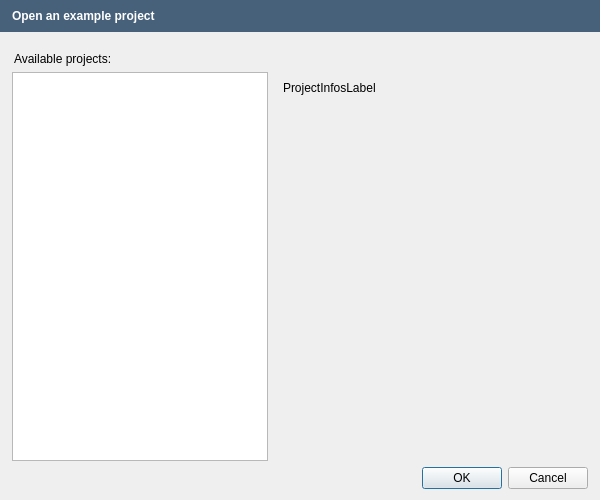
OpenFLUID/openfluid, file src/apps/openfluid-builder/base/OpenExampleProjectDialog.ui: the form before one commit.
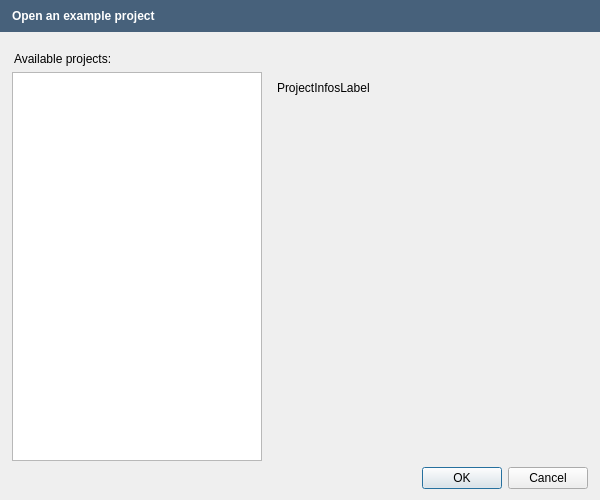
The form after the commit.

Commit message:
Redesign of HomeWidget in OpenFLUID-Builder with Qt
* Added ui file for HomeWidget
* Added recent project information as tooltip
* Fixed bug in dialog for opening example project
* Cleaned code

(references OpenFLUID/openfluid#246)

```diff
--- a/src/apps/openfluid-builder/base/OpenExampleProjectDialog.ui
+++ b/src/apps/openfluid-builder/base/OpenExampleProjectDialog.ui
@@ -105,11 +105,23 @@
      <item>
       <widget class="QListWidget" name="ProjectsListWidget">
        <property name="sizePolicy">
-        <sizepolicy hsizetype="Minimum" vsizetype="Expanding">
+        <sizepolicy hsizetype="Fixed" vsizetype="Expanding">
          <horstretch>0</horstretch>
          <verstretch>0</verstretch>
         </sizepolicy>
        </property>
+       <property name="minimumSize">
+        <size>
+         <width>250</width>
+         <height>0</height>
+        </size>
+       </property>
+       <property name="maximumSize">
+        <size>
+         <width>250</width>
+         <height>16777215</height>
+        </size>
+       </property>
        <property name="styleSheet">
         <string notr="true"/>
        </property>
@@ -117,6 +129,12 @@
      </item>
      <item>
       <widget class="QScrollArea" name="scrollArea">
+       <property name="sizePolicy">
+        <sizepolicy hsizetype="MinimumExpanding" vsizetype="Expanding">
+         <horstretch>0</horstretch>
+         <verstretch>0</verstretch>
+        </sizepolicy>
+       </property>
        <property name="frameShape">
         <enum>QFrame::NoFrame</enum>
        </property>
@@ -128,13 +146,22 @@
          <rect>
           <x>0</x>
           <y>0</y>
-          <width>314</width>
+          <width>320</width>
           <height>374</height>
          </rect>
         </property>
         <layout class="QVBoxLayout" name="verticalLayout_2">
          <item>
           <widget class="QLabel" name="ProjectInfosLabel">
+           <property name="sizePolicy">
+            <sizepolicy hsizetype="Expanding" vsizetype="Expanding">
+             <horstretch>0</horstretch>
+             <verstretch>0</verstretch>
+            </sizepolicy>
+           </property>
+           <property name="lineWidth">
+            <number>0</number>
+           </property>
            <property name="text">
             <string notr="true">ProjectInfosLabel</string>
            </property>
```
Left out of the diff: 2 changed lines with no effect on the pictures. The commit also changes 7 other files.
